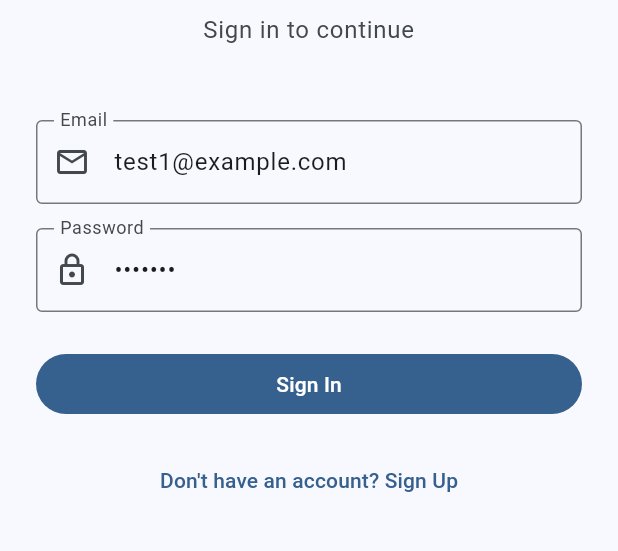
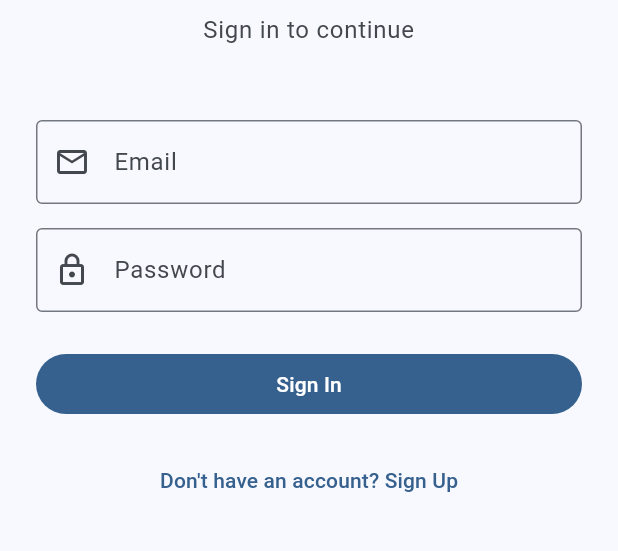
Before and after one commit to nickmeinhold/project-manager, a Flutter app: the screen it shows after launch, on a phone screen of 412 x 824 dp, the part 459-1010 px from its top. Run offline on Flutter 3.47's test engine with Material 3 defaults, Android fonts, the phone set to English and light mode, and no system bars; our stand-ins replace cloud_firestore, firebase_auth, firebase_core, firebase_messaging, flutter_local_notifications; accounts and stored records are empty.

Commit message:
chore: remove hardcoded test credentials from sign in view

```diff
--- a/mobile/lib/views/sign_in_view.dart
+++ b/mobile/lib/views/sign_in_view.dart
@@ -10,8 +10,8 @@ class SignInView extends StatefulWidget {
 
 class _SignInViewState extends State<SignInView> {
   final _formKey = GlobalKey<FormState>();
-  final _emailController = TextEditingController(text: 'test1@example.com');
-  final _passwordController = TextEditingController(text: 'test123');
+  final _emailController = TextEditingController();
+  final _passwordController = TextEditingController();
   final _authService = AuthService();
 
   bool _isLoading = false;
```
